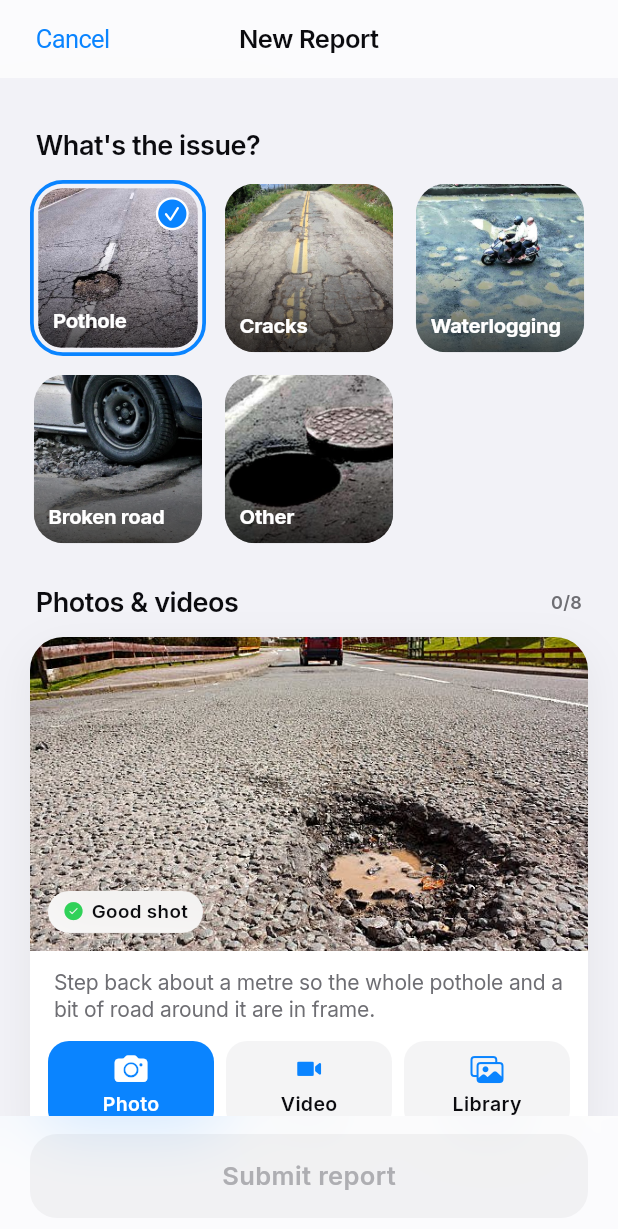
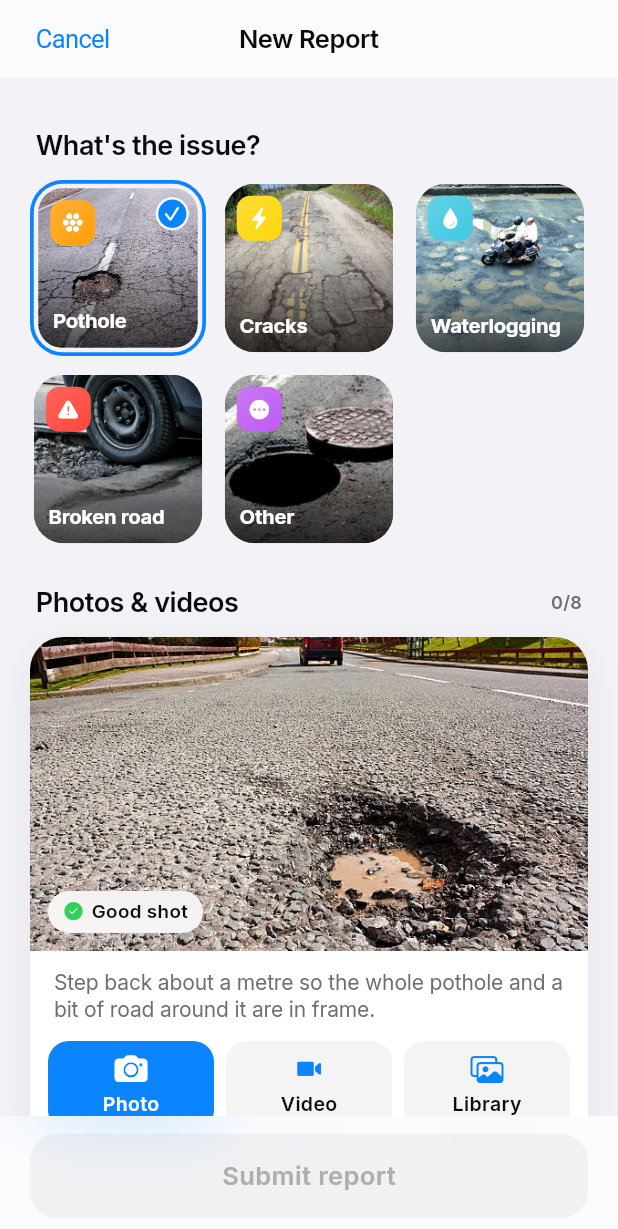
Before and after one commit to SanskaarUndale21/Disha-AI, a Flutter app: the ReportScreen screen opened directly, on a phone screen of 412 x 824 dp. Shown: the top 1229 px of the screen. Run offline on Flutter 3.47's test engine with Material 3 defaults, Android fonts, the phone set to English and light mode, and no system bars; our stand-ins replace flutter_map, geocoding, geolocator, google_fonts, image_picker, latlong2 and 3 more; accounts and stored records are empty; network calls fail.

Commit message:
Citizen app: bring back icon badges on issue tiles and home header

```diff
--- a/citizen_app/lib/screens/home_screen.dart
+++ b/citizen_app/lib/screens/home_screen.dart
@@ -96,10 +96,7 @@ class _HomeScreenState extends State<HomeScreen> {
               const SizedBox(height: 2),
               Row(children: [
                 Expanded(child: Text('RoadWatch', style: T.largeTitle(context))),
-                ClipRRect(
-                  borderRadius: BorderRadius.circular(11),
-                  child: Image.asset('assets/icon/icon.png', width: 38, height: 38),
-                ),
+                const IconBadge(CupertinoIcons.location_north_fill, AppColors.blue, size: 38),
               ]),
               const SizedBox(height: 20),
               _HeroCard(onTap: () => _report()),
@@ -125,7 +122,7 @@ class _HomeScreenState extends State<HomeScreen> {
                     final cat = categories[i];
                     return Pressable(
                       onTap: () => _report(cat.key),
-                      child: SizedBox(width: 118, child: PhotoTile(asset: cat.thumb, label: cat.label)),
+                      child: SizedBox(width: 118, child: PhotoTile(asset: cat.thumb, label: cat.label, icon: cat.icon, color: cat.color)),
                     );
                   },
                 ),
--- a/citizen_app/lib/screens/report_screen.dart
+++ b/citizen_app/lib/screens/report_screen.dart
@@ -312,7 +312,13 @@ class _ReportScreenState extends State<ReportScreen> {
             border: Border.all(color: sel ? AppColors.blue : Colors.transparent, width: 2.5),
           ),
           child: Stack(fit: StackFit.expand, children: [
-            PhotoTile(asset: cat.thumb, label: cat.label, radius: sel ? 16 : 20, labelSize: 13.5),
+            PhotoTile(
+                asset: cat.thumb,
+                label: cat.label,
+                radius: sel ? 16 : 20,
+                labelSize: 13.5,
+                icon: cat.icon,
+                color: cat.color),
             Positioned(
               right: 6,
               top: 6,
--- a/citizen_app/lib/widgets.dart
+++ b/citizen_app/lib/widgets.dart
@@ -164,9 +164,12 @@ class IconBadge extends StatelessWidget {
 
 /// Real photo tile with a soft scrim and a label, used for issue types.
 class PhotoTile extends StatelessWidget {
-  const PhotoTile({super.key, required this.asset, required this.label, this.radius = 20, this.labelSize = 14});
+  const PhotoTile(
+      {super.key, required this.asset, required this.label, this.radius = 20, this.labelSize = 14, this.icon, this.color});
   final String asset, label;
   final double radius, labelSize;
+  final IconData? icon;
+  final Color? color;
   @override
   Widget build(BuildContext context) => ClipRRect(
         borderRadius: BorderRadius.circular(radius),
@@ -182,6 +185,7 @@ class PhotoTile extends StatelessWidget {
               ),
             ),
           ),
+          if (icon != null) Positioned(left: 8, top: 8, child: IconBadge(icon!, color ?? AppColors.blue, size: 30)),
           Positioned(
             left: 10,
             right: 10,
```
